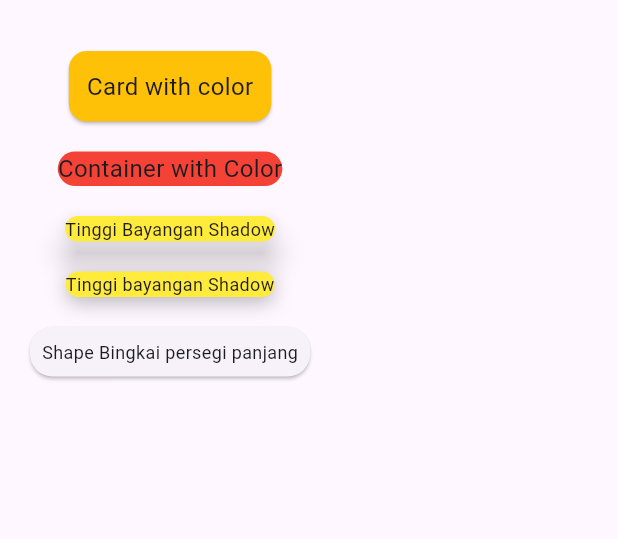
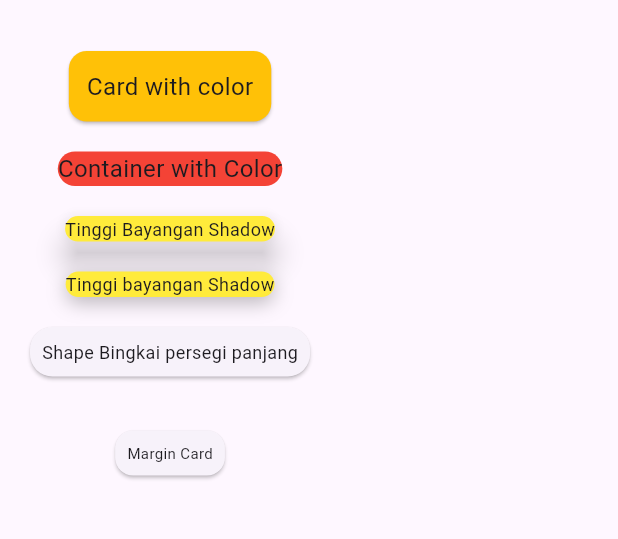
Before and after one commit to Frientia/tugas_week_8_1123150114, a Flutter app: the screen it shows after launch, on a phone screen of 412 x 824 dp, the part 63-602 px from its top. Run offline on Flutter 3.47's test engine with Material 3 defaults, Android fonts, the phone set to English and light mode, and no system bars.

Commit message:
menambahkan Card Dengan Margin

```diff
--- a/lib/pages/page_card_01.dart
+++ b/lib/pages/page_card_01.dart
@@ -57,6 +57,15 @@ class MyPages extends StatelessWidget {
                 child: Text("Shape Bingkai persegi panjang", style: TextStyle(fontSize: 12),),
               ),
             ),
+            SizedBox(height: 16),
+
+            Card(
+              margin: EdgeInsets.all(16),
+              child: Padding(
+                padding: EdgeInsets.all(8),
+                child: Text("Margin Card", style: TextStyle(fontSize: 10),),
+              ),
+            ),
           ],
         ),
       ),
```
